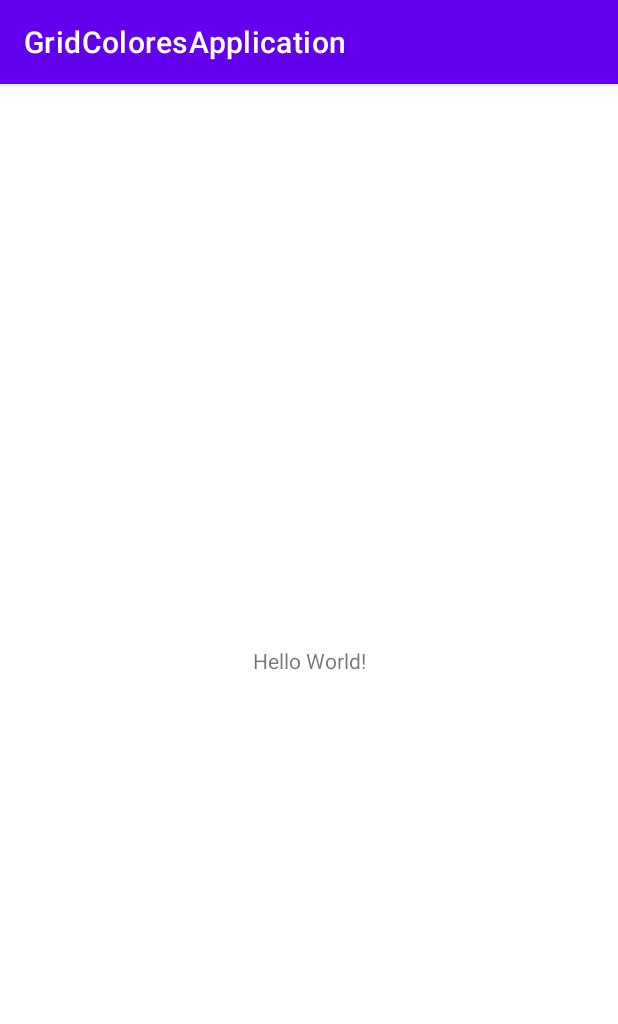
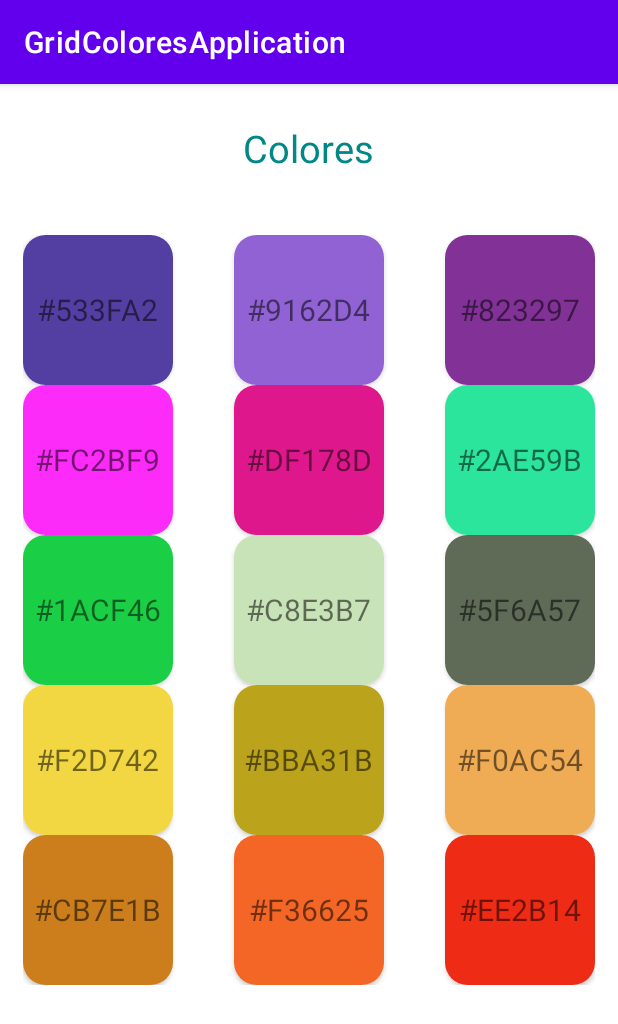
Before and after one commit to Gerax5/AndroidCompu2, an Android app: the screen it shows after launch (MainActivity), on a phone screen of 412 x 824 dp. Shown: the top 1024 px of the screen. Run offline under Robolectric (Android 15) with nearby library versions, the phone set to English and light mode, and no system bars.

Commit message:
27/08/2022

```diff
--- a/GridColoresApplication/app/build.gradle
+++ b/GridColoresApplication/app/build.gradle
@@ -13,6 +13,10 @@ android {
         versionName "1.0"
 
         testInstrumentationRunner "androidx.test.runner.AndroidJUnitRunner"
+    }
+
+    viewBinding{
+        enabled=true
     }
 
     buildTypes {
--- a/GridColoresApplication/app/src/main/AndroidManifest.xml
+++ b/GridColoresApplication/app/src/main/AndroidManifest.xml
@@ -14,6 +14,9 @@
         android:theme="@style/Theme.GridColoresApplication"
         tools:targetApi="31">
         <activity
+            android:name=".ColorActivity"
+            android:exported="false" />
+        <activity
             android:name=".MainActivity"
             android:exported="true">
             <intent-filter>
--- /dev/null
+++ b/GridColoresApplication/app/src/main/java/com/example/gridcoloresapplication/AdapterColoresGrid.java
@@ -0,0 +1,63 @@
+package com.example.gridcoloresapplication;
+
+import android.content.Context;
+import android.graphics.Color;
+import android.graphics.PorterDuff;
+import android.view.LayoutInflater;
+import android.view.View;
+import android.view.ViewGroup;
+import android.widget.BaseAdapter;
+import android.widget.ImageView;
+import android.widget.TextClock;
+import android.widget.TextView;
+
+import java.lang.ref.Reference;
+import java.util.ArrayList;
+
+public class AdapterColoresGrid extends BaseAdapter {
+
+    private Context context;
+    private int referenceGrid;
+    private ArrayList<Integer> colores = new ArrayList<>();
+    private ArrayList<String> hexa = new ArrayList<>();
+
+    public AdapterColoresGrid(Context context, int referenceGrid, ArrayList<Integer> colores, ArrayList<String> hexa){
+        this.colores = colores;
+        this.context = context;
+        this.referenceGrid = referenceGrid;
+        this.hexa = hexa;
+    }
+
+    @Override
+    public int getCount() {
+        return this.colores.size();
+    }
+
+    @Override
+    public Object getItem(int i) {
+        return null;
+    }
+
+    @Override
+    public long getItemId(int i) {
+        return 0;
+    }
+
+    @Override
+    public View getView(int i, View view, ViewGroup viewGroup) {
+        View v = view;
+        LayoutInflater layoutInflater = LayoutInflater.from(this.context);
+        v = layoutInflater.inflate(R.layout.item_cuadro_color, null);
+
+        int c = colores.get(i);
+
+        ImageView img = v.findViewById(R.id.imv_color);
+        TextView textView = v.findViewById(R.id.tv_color);
+
+        textView.setText(hexa.get(i));
+        img.setImageResource(c);
+
+
+        return v;
+    }
+}
--- /dev/null
+++ b/GridColoresApplication/app/src/main/java/com/example/gridcoloresapplication/ColorActivity.java
@@ -0,0 +1,26 @@
+package com.example.gridcoloresapplication;
+
+import androidx.appcompat.app.AppCompatActivity;
+
+import android.graphics.Color;
+import android.os.Bundle;
+
+import com.example.gridcoloresapplication.databinding.ActivityColorBinding;
+
+public class ColorActivity extends AppCompatActivity {
+
+    private ActivityColorBinding binding;
+
+    @Override
+    protected void onCreate(Bundle savedInstanceState) {
+        super.onCreate(savedInstanceState);
+        binding = ActivityColorBinding.inflate(getLayoutInflater());
+        setContentView(binding.getRoot());
+
+        Bundle bundle = getIntent().getExtras();
+        //binding.getRoot().setBackgroundColor(bundle.getInt("color"));
+        binding.actividadFinal.setBackgroundColor(Color.parseColor(bundle.getString("hexa")));
+        binding.tvColor.setText(bundle.getString("hexa"));
+
+    }
+}
--- a/GridColoresApplication/app/src/main/java/com/example/gridcoloresapplication/MainActivity.java
+++ b/GridColoresApplication/app/src/main/java/com/example/gridcoloresapplication/MainActivity.java
@@ -2,13 +2,78 @@ package com.example.gridcoloresapplication;
 
 import androidx.appcompat.app.AppCompatActivity;
 
+import android.content.Intent;
+import android.graphics.Color;
 import android.os.Bundle;
+import android.view.View;
+import android.widget.AdapterView;
+
+import com.example.gridcoloresapplication.databinding.ActivityMainBinding;
+
+import java.util.ArrayList;
 
 public class MainActivity extends AppCompatActivity {
+
+    private ActivityMainBinding binding;
 
     @Override
     protected void onCreate(Bundle savedInstanceState) {
         super.onCreate(savedInstanceState);
-        setContentView(R.layout.activity_main);
+        binding = ActivityMainBinding.inflate(getLayoutInflater());
+        setContentView(binding.getRoot());
+
+        AdapterColoresGrid adapterColoresGrid = new AdapterColoresGrid(this, R.layout.item_cuadro_color, colores(), hexa());
+        binding.gvColores.setAdapter(adapterColoresGrid);
+
+        binding.gvColores.setOnItemClickListener(new AdapterView.OnItemClickListener() {
+            @Override
+            public void onItemClick(AdapterView<?> adapterView, View view, int i, long l) {
+                Intent intent = new Intent(view.getContext(), ColorActivity.class);
+                intent.putExtra("hexa", hexa().get(i));
+                intent.putExtra("color", colores().get(i));
+                startActivity(intent);
+            }
+        });
+
+    }
+
+    public ArrayList<String> hexa(){
+        ArrayList<String> h = new ArrayList<>();
+        h.add("#533FA2");
+        h.add("#9162D4");
+        h.add("#823297");
+        h.add("#FC2BF9");
+        h.add("#DF178D");
+        h.add("#2AE59B");
+        h.add("#1ACF46");
+        h.add("#C8E3B7");
+        h.add("#5F6A57");
+        h.add("#F2D742");
+        h.add("#BBA31B");
+        h.add("#F0AC54");
+        h.add("#CB7E1B");
+        h.add("#F36625");
+        h.add("#EE2B14");
+        return h;
+    }
+
+    public ArrayList<Integer> colores(){
+        ArrayList<Integer> c = new ArrayList<>();
+        c.add(R.color.color1);
+        c.add(R.color.color2);
+        c.add(R.color.color3);
+        c.add(R.color.color4);
+        c.add(R.color.color5);
+        c.add(R.color.color6);
+        c.add(R.color.color7);
+        c.add(R.color.color8);
+        c.add(R.color.color9);
+        c.add(R.color.color10);
+        c.add(R.color.color11);
+        c.add(R.color.color12);
+        c.add(R.color.color13);
+        c.add(R.color.color14);
+        c.add(R.color.color15);
+        return c;
     }
 }
--- /dev/null
+++ b/GridColoresApplication/app/src/main/res/layout/activity_color.xml
@@ -0,0 +1,20 @@
+<?xml version="1.0" encoding="utf-8"?>
+<LinearLayout xmlns:android="http://schemas.android.com/apk/res/android"
+    xmlns:app="http://schemas.android.com/apk/res-auto"
+    xmlns:tools="http://schemas.android.com/tools"
+    android:layout_width="match_parent"
+    android:layout_height="match_parent"
+    android:orientation="vertical"
+    android:id="@+id/actividad_final"
+    tools:context=".ColorActivity">
+
+    <TextView
+        android:id="@+id/tv_color"
+        android:layout_width="match_parent"
+        android:layout_height="match_parent"
+        android:gravity="center"
+        android:layout_margin="50sp"
+        android:text="Color"
+        android:textSize="25sp"/>
+
+</LinearLayout>
--- a/GridColoresApplication/app/src/main/res/layout/activity_main.xml
+++ b/GridColoresApplication/app/src/main/res/layout/activity_main.xml
@@ -1,18 +1,31 @@
 <?xml version="1.0" encoding="utf-8"?>
-<androidx.constraintlayout.widget.ConstraintLayout xmlns:android="http://schemas.android.com/apk/res/android"
+<LinearLayout xmlns:android="http://schemas.android.com/apk/res/android"
     xmlns:app="http://schemas.android.com/apk/res-auto"
     xmlns:tools="http://schemas.android.com/tools"
     android:layout_width="match_parent"
     android:layout_height="match_parent"
+    android:orientation="vertical"
     tools:context=".MainActivity">
 
     <TextView
         android:layout_width="wrap_content"
         android:layout_height="wrap_content"
-        android:text="Hello World!"
-        app:layout_constraintBottom_toBottomOf="parent"
-        app:layout_constraintEnd_toEndOf="parent"
-        app:layout_constraintStart_toStartOf="parent"
-        app:layout_constraintTop_toTopOf="parent" />
+        android:text="Colores"
+        android:textSize="25sp"
+        android:layout_margin="25sp"
+        android:layout_gravity="center_horizontal"
+        android:textColor="@color/teal_700"
+        />
 
-</androidx.constraintlayout.widget.ConstraintLayout>
+    <GridView
+        android:id="@+id/gv_colores"
+        android:layout_width="match_parent"
+        android:layout_height="wrap_content"
+        android:numColumns="auto_fit"
+        android:columnWidth="100sp"
+        android:layout_margin="15sp"
+        android:horizontalSpacing="15sp"
+        android:stretchMode="spacingWidth"/>
+
+
+</LinearLayout>
--- /dev/null
+++ b/GridColoresApplication/app/src/main/res/layout/item_cuadro_color.xml
@@ -0,0 +1,22 @@
+<?xml version="1.0" encoding="utf-8"?>
+<androidx.cardview.widget.CardView xmlns:android="http://schemas.android.com/apk/res/android"
+    android:layout_width="wrap_content"
+    android:layout_height="wrap_content"
+    xmlns:app="http://schemas.android.com/apk/res-auto"
+    app:cardCornerRadius="15sp"
+    >
+
+    <ImageView
+        android:id="@+id/imv_color"
+        android:layout_width="100sp"
+        android:layout_height="100sp"/>
+
+    <TextView
+        android:id="@+id/tv_color"
+        android:layout_width="wrap_content"
+        android:layout_height="wrap_content"
+        android:text="Color"
+        android:textSize="20sp"
+        android:layout_gravity="center"/>
+
+</androidx.cardview.widget.CardView>
--- a/GridColoresApplication/app/src/main/res/values/colors.xml
+++ b/GridColoresApplication/app/src/main/res/values/colors.xml
@@ -7,4 +7,19 @@
     <color name="teal_700">#FF018786</color>
     <color name="black">#FF000000</color>
     <color name="white">#FFFFFFFF</color>
+    <color name="color1">#533FA2</color>
+    <color name="color2">#9162D4</color>
+    <color name="color3">#823297</color>
+    <color name="color4">#FC2BF9</color>
+    <color name="color5">#DF178D</color>
+    <color name="color6">#2AE59B</color>
+    <color name="color7">#1ACF46</color>
+    <color name="color8">#C8E3B7</color>
+    <color name="color9">#5F6A57</color>
+    <color name="color10">#F2D742</color>
+    <color name="color11">#BBA31B</color>
+    <color name="color12">#F0AC54</color>
+    <color name="color13">#CB7E1B</color>
+    <color name="color14">#F36625</color>
+    <color name="color15">#EE2B14</color>
 </resources>
```
